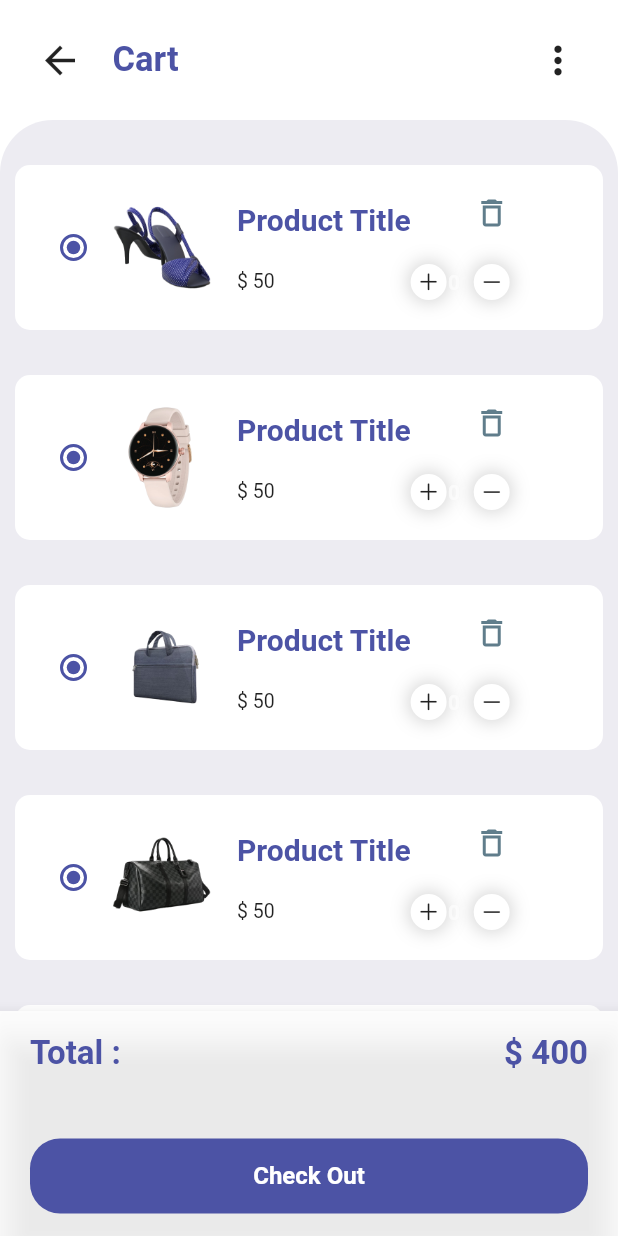
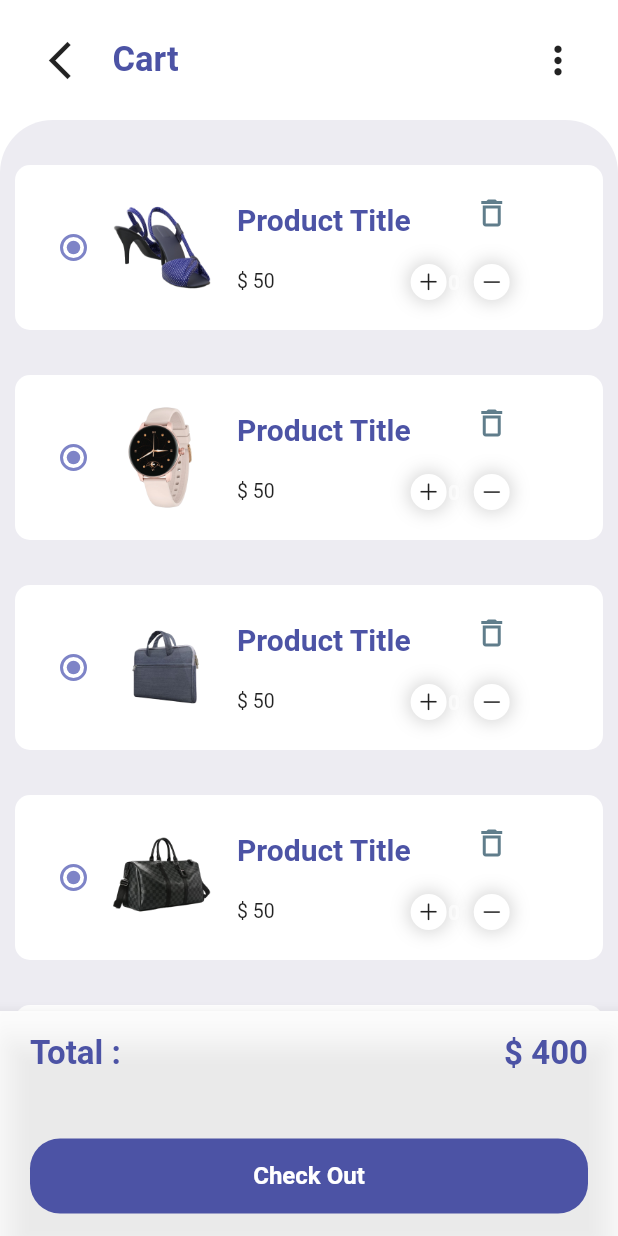
Before and after one commit to JohnGastone/One-Click, a Flutter app: the cartPage screen opened by its route, on a phone screen of 412 x 824 dp. Run offline on Flutter 3.47's test engine with Material 2 defaults, Android fonts, the phone set to English and light mode, and no system bars; our stand-ins replace animated_notch_bottom_bar, badges, flutter_rating_bar, flutter_svg, google_nav_bar; missing offline and left inert: clippy_flutter, curved_navigation_bar_with_label, intro_screen_onboarding_flutter.

Commit message:
Updated Cart page

```diff
--- a/lib/widgets/CartAppBar.dart
+++ b/lib/widgets/CartAppBar.dart
@@ -21,7 +21,7 @@ class cartAppBar extends StatelessWidget {
               ));
             },
             child: const Icon(
-              Icons.arrow_back,
+              Icons.arrow_back_ios_new,
               size: 30,
             ),
           ),
@@ -36,10 +36,18 @@ class cartAppBar extends StatelessWidget {
             ),
           ),
           const Spacer(),
-          const Icon(
-            Icons.more_vert,
-            size: 30,
-          )
+          InkWell(
+            onTap: () {
+              // Navigator.pop(context);
+              // Navigator.of(context).push(MaterialPageRoute(
+              //   builder: (context) => HomePage(),
+              //));
+            },
+            child: const Icon(
+              Icons.more_vert,
+              size: 30,
+            ),
+          ),
         ],
       ),
     );
--- a/lib/widgets/cartItems.dart
+++ b/lib/widgets/cartItems.dart
@@ -22,7 +22,7 @@ class CartItems extends StatelessWidget {
                 Radio(
                   value: "",
                   groupValue: "",
-                  activeColor: const Color(0xFF4C53A5),
+                  activeColor: Color.fromARGB(255, 126, 132, 199),
                   onChanged: (String? value) {},
                 ),
                 Container(
```
Also changed, not shown: 1 other file.
